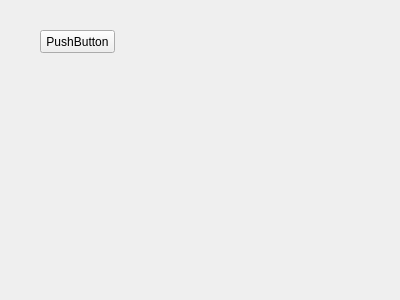
Before: the Qt Designer form TestMediaPlayer/TestForm.ui in lxj434368832/MCommonLibrary, drawn with Qt 5.
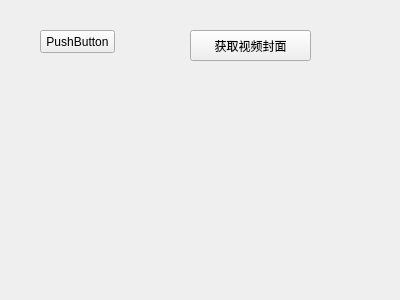
After: the same form once the commit is applied.

Commit message: 1、添加vlc的获取封面功能。

```diff
--- a/TestMediaPlayer/TestForm.ui
+++ b/TestMediaPlayer/TestForm.ui
@@ -26,6 +26,19 @@
     <string>PushButton</string>
    </property>
   </widget>
+  <widget class="QPushButton" name="btnGetVideoCover">
+   <property name="geometry">
+    <rect>
+     <x>190</x>
+     <y>30</y>
+     <width>121</width>
+     <height>31</height>
+    </rect>
+   </property>
+   <property name="text">
+    <string>获取视频封面</string>
+   </property>
+  </widget>
  </widget>
  <resources/>
  <connections/>
```
The commit also changes 18 other files.
